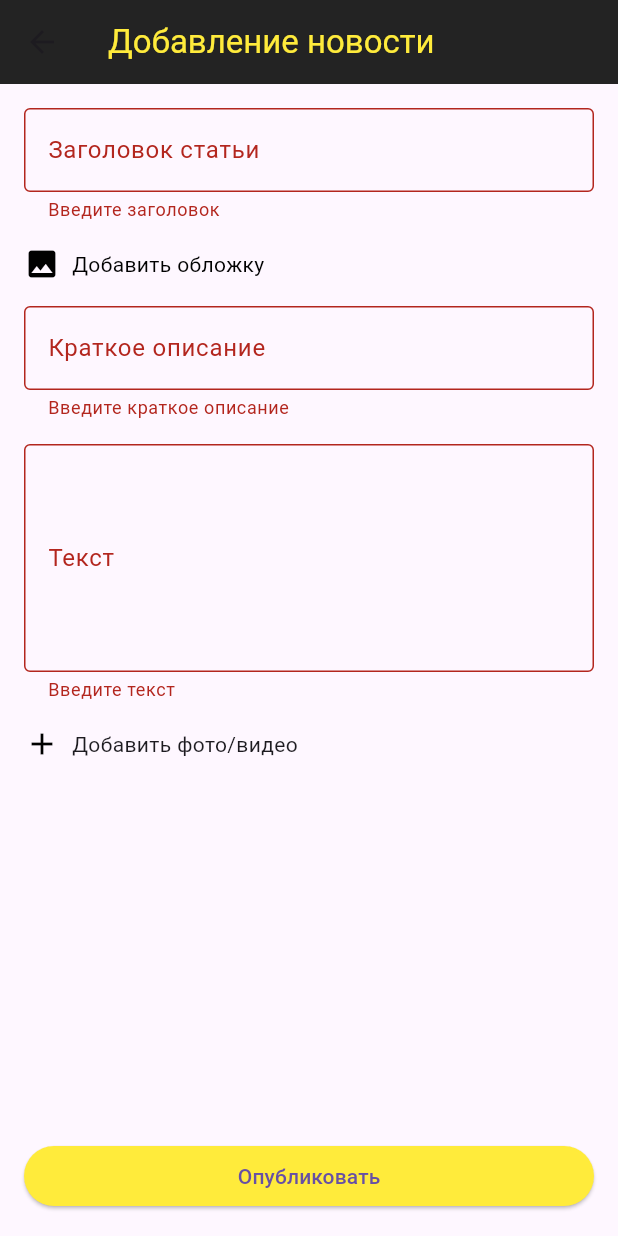
After one commit to azat999/zhk_app, a Flutter app: the AddNewsPage screen opened directly, after a tap on "Опубликовать", on a phone screen of 412 x 824 dp. The commit adds this screen. Run offline on Flutter 3.47's test engine with Material 3 defaults, Android fonts, the light colour scheme and no system bars; our stand-ins replace flutter_html, flutter_svg, image_picker, shared_preferences; accounts and stored records are empty; network calls fail; project files that could hold a hidden picture were left out.

Commit message:
Добавленна возможность публиковать новости под админом.Так же при открытие новости под админом отображается возможность редактирования

```diff
--- /dev/null
+++ b/lib/pages/AddNewsPage.dart
@@ -0,0 +1,224 @@
+import 'dart:io';
+import 'package:flutter/material.dart';
+import 'package:http/http.dart' as http;
+import 'package:image_picker/image_picker.dart';
+import 'package:shared_preferences/shared_preferences.dart';
+
+class AddNewsPage extends StatefulWidget {
+  @override
+  _AddNewsPageState createState() => _AddNewsPageState();
+}
+
+class _AddNewsPageState extends State<AddNewsPage> {
+  final _titleController = TextEditingController();
+  final _shortDescriptionController = TextEditingController();
+  final _descriptionController = TextEditingController();
+  File? _selectedImage; // Для обложки
+  List<File> _additionalFiles = []; // Для дополнительных файлов
+  final _formKey = GlobalKey<FormState>();
+
+  Future<void> _selectImage() async {
+    final picker = ImagePicker();
+    final pickedFile = await picker.pickImage(source: ImageSource.gallery);
+
+    if (pickedFile != null) {
+      setState(() {
+        _selectedImage = File(pickedFile.path);
+      });
+    }
+  }
+
+  Future<void> _addAdditionalFile() async {
+  final picker = ImagePicker();
+  final pickedFile = await picker.pickImage(source: ImageSource.gallery);
+
+  if (pickedFile != null) {
+    setState(() {
+      _additionalFiles.add(File(pickedFile.path));
+    });
+    // Выводим информацию о добавленных файлах
+    debugPrint('Файл добавлен: ${pickedFile.path}');
+    debugPrint('Текущий список файлов: ${_additionalFiles.map((file) => file.path).toList()}');
+  } else {
+    debugPrint('Файл не был выбран');
+  }
+}
+
+
+  Future<void> _publishNews() async {
+  if (_formKey.currentState?.validate() != true) return;
+
+  const url = 'https://sabahome.kz/main/news/create/';
+  final prefs = await SharedPreferences.getInstance();
+  final token = prefs.getString('access_token');
+
+  if (token == null) {
+    ScaffoldMessenger.of(context).showSnackBar(
+      const SnackBar(content: Text('Ошибка: токен не найден')),
+    );
+    return;
+  }
+
+  try {
+    final request = http.MultipartRequest('POST', Uri.parse(url))
+      ..headers['Authorization'] = 'Bearer $token';
+
+    request.fields['title'] = _titleController.text;
+    request.fields['short_description'] = _shortDescriptionController.text;
+    request.fields['description'] = _descriptionController.text;
+
+    if (_selectedImage != null) {
+      request.files.add(await http.MultipartFile.fromPath(
+        'cover_image',
+        _selectedImage!.path,
+      ));
+    }
+
+    for (int i = 0; i < _additionalFiles.length; i++) {
+      request.files.add(await http.MultipartFile.fromPath(
+        'file[]', // Или используйте 'file_$i', если сервер ожидает индивидуальные поля
+        _additionalFiles[i].path,
+      ));
+    }
+
+    // Вывод файлов в запросе
+    for (var file in request.files) {
+      debugPrint('Файл в запросе: ${file.filename}, поле: ${file.field}');
+    }
+
+    final response = await request.send();
+    final responseBody = await response.stream.bytesToString();
+
+    debugPrint('Ответ от сервера: $responseBody');
+
+    if (response.statusCode == 200) {
+      ScaffoldMessenger.of(context).showSnackBar(
+        const SnackBar(content: Text('Новость успешно опубликована')),
+      );
+      Navigator.pop(context);
+    } else {
+      ScaffoldMessenger.of(context).showSnackBar(
+        SnackBar(content: Text('Ошибка: $responseBody')),
+      );
+    }
+  } catch (e) {
+    debugPrint('Ошибка сети: $e');
+    ScaffoldMessenger.of(context).showSnackBar(
+      SnackBar(content: Text('Ошибка сети: $e')),
+    );
+  }
+}
+
+
+  @override
+  Widget build(BuildContext context) {
+    return Scaffold(
+      appBar: AppBar(
+        backgroundColor: const Color(0xFF232323),
+        title: const Text(
+          'Добавление новости',
+          style: TextStyle(color: Colors.yellow),
+        ),
+      ),
+      body: Padding(
+        padding: const EdgeInsets.all(16.0),
+        child: Form(
+          key: _formKey,
+          child: Column(
+            crossAxisAlignment: CrossAxisAlignment.start,
+            children: [
+              TextFormField(
+                controller: _titleController,
+                decoration: const InputDecoration(
+                  labelText: 'Заголовок статьи',
+                  border: OutlineInputBorder(),
+                ),
+                validator: (value) =>
+                    value!.isEmpty ? 'Введите заголовок' : null,
+              ),
+              const SizedBox(height: 16),
+              GestureDetector(
+                onTap: _selectImage,
+                child: Row(
+                  children: [
+                    Icon(Icons.image, color: Colors.black),
+                    const SizedBox(width: 8),
+                    Text(
+                      _selectedImage == null
+                          ? 'Добавить обложку'
+                          : 'Обложка выбрана',
+                      style: const TextStyle(color: Colors.black),
+                    ),
+                  ],
+                ),
+              ),
+              const SizedBox(height: 16),
+              TextFormField(
+                controller: _shortDescriptionController,
+                decoration: const InputDecoration(
+                  labelText: 'Краткое описание',
+                  border: OutlineInputBorder(),
+                ),
+                validator: (value) =>
+                    value!.isEmpty ? 'Введите краткое описание' : null,
+              ),
+              const SizedBox(height: 16),
+              TextFormField(
+                controller: _descriptionController,
+                maxLines: 5,
+                decoration: const InputDecoration(
+                  labelText: 'Текст',
+                  border: OutlineInputBorder(),
+                ),
+                validator: (value) =>
+                    value!.isEmpty ? 'Введите текст' : null,
+              ),
+              const SizedBox(height: 16),
+              GestureDetector(
+                onTap: _addAdditionalFile,
+                child: Row(
+                  children: [
+                    const Icon(Icons.add, color: Colors.black),
+                    const SizedBox(width: 8),
+                    const Text('Добавить фото/видео'),
+                  ],
+                ),
+              ),
+              const SizedBox(height: 16),
+              Wrap(
+                children: _additionalFiles.map((file) {
+                  return Padding(
+                    padding: const EdgeInsets.only(right: 8.0, bottom: 8.0),
+                    child: Chip(
+                      label: Text(file.path.split('/').last),
+                      deleteIcon: const Icon(Icons.close),
+                      onDeleted: () {
+                        setState(() {
+                          _additionalFiles.remove(file);
+                        });
+                      },
+                    ),
+                  );
+                }).toList(),
+              ),
+              const Spacer(),
+              SizedBox(
+                width: double.infinity,
+                child: ElevatedButton(
+                  onPressed: _publishNews,
+                  style: ElevatedButton.styleFrom(
+                    backgroundColor: Colors.yellow,
+                    shape: RoundedRectangleBorder(
+                      borderRadius: BorderRadius.circular(30),
+                    ),
+                  ),
+                  child: const Text('Опубликовать'),
+                ),
+              ),
+            ],
+          ),
+        ),
+      ),
+    );
+  }
+}
--- a/lib/pages/ExecutorRequestDetailsPage.dart
+++ b/lib/pages/ExecutorRequestDetailsPage.dart
@@ -165,6 +165,7 @@ class _ExecutorRequestDetailsPageState extends State<ExecutorRequestDetailsPage>
   Widget build(BuildContext context) {
     if (isLoading) {
       return Scaffold(
+        backgroundColor: Color(0xFFFFFFFF),
         appBar: AppBar(title: const Text('Детали заявки')),
         body: const Center(child: CircularProgressIndicator()),
       );
@@ -180,6 +181,7 @@ class _ExecutorRequestDetailsPageState extends State<ExecutorRequestDetailsPage>
     final executor = requestDetails?['executor'];
 
     return Scaffold(
+       backgroundColor: Color(0xFFFFFFFF),
       appBar: AppBar(
         title: const Text('Детали заявки'),
         backgroundColor: Colors.white,
--- a/lib/pages/news_page.dart
+++ b/lib/pages/news_page.dart
@@ -1,5 +1,6 @@
 import 'package:flutter/material.dart';
 import 'package:provider/provider.dart';
+import 'package:zhk_app/pages/AddNewsPage.dart';
 import 'package:zhk_app/services/UserRoleProvider.dart';
 import '../models/news_model.dart';
 import '../widgets/news_item.dart';
@@ -41,6 +42,10 @@ class _NewsPageState extends State<NewsPage> {
   }
 
   void _navigateToAddNews() {
+    Navigator.push(
+    context,
+    MaterialPageRoute(builder: (context) => AddNewsPage()),
+  );
     print('Переход на экран добавления новости');
   }
 
```
Also changed, not shown: lib/pages/news_detail_page.dart (+55 -12 lines), lib/pages/ComplaintsSuggestionsPage.dart (added).
